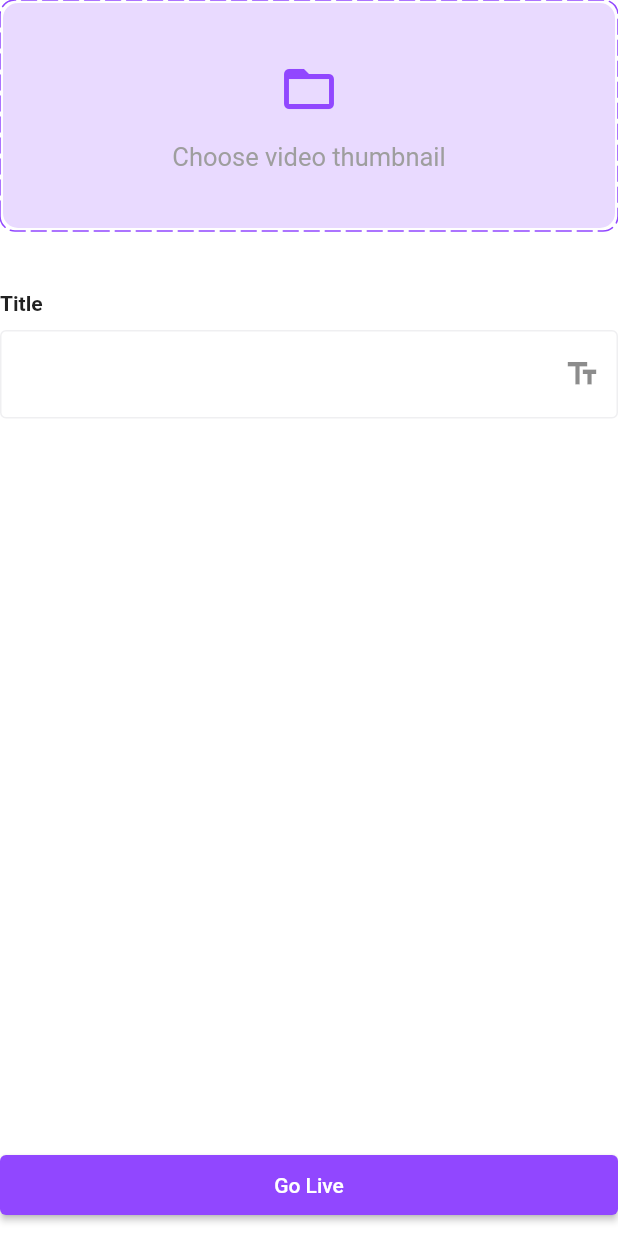
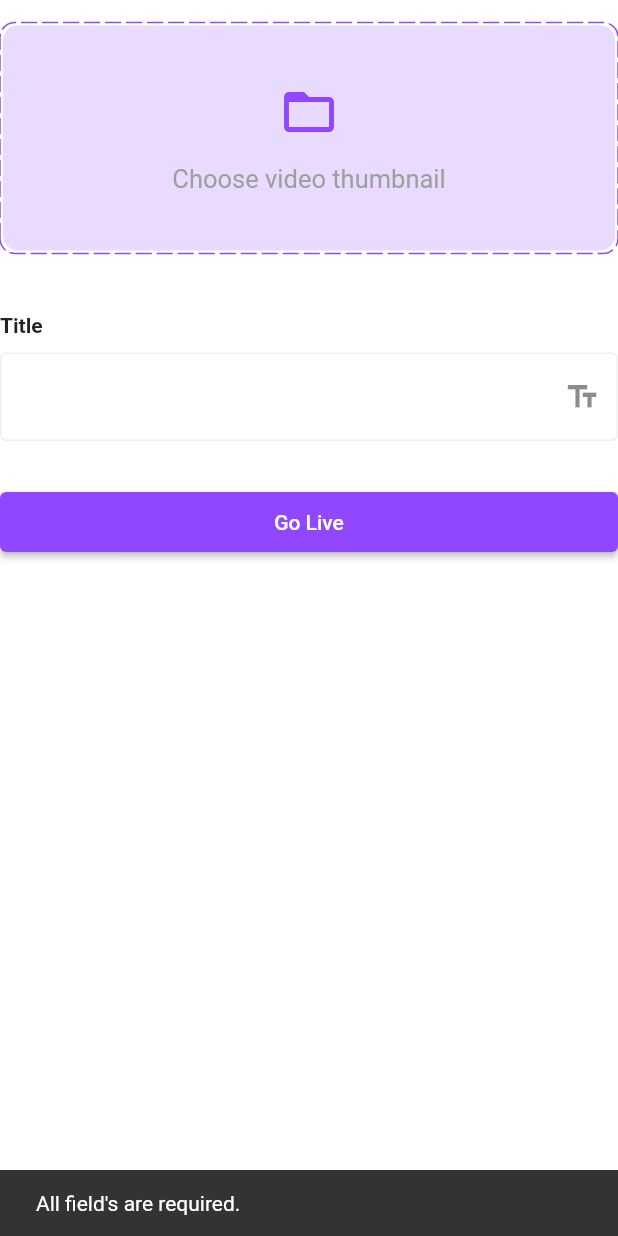
Before and after one commit to gikwegbu/tweech, a Flutter app: the GoLiveScreen widget shown alone on an empty page, opened directly, after a tap on "Go Live", on a phone screen of 412 x 824 dp. Run offline on Flutter 3.47's test engine with Material 2 defaults, Android fonts, the phone set to English and light mode, and no system bars; drawn by our look-alikes of dotted_border; our stand-ins replace cloud_firestore, file_picker, firebase_auth, firebase_core, firebase_storage; accounts and stored records are empty.

```diff
--- a/lib/main.dart
+++ b/lib/main.dart
@@ -4,6 +4,7 @@ import 'package:flutter/material.dart';
 import 'package:provider/provider.dart';
 import 'package:tweech/providers/user_provider.dart';
 import 'package:tweech/resources/auth_methods.dart';
+import 'package:tweech/screens/broadcast_screen.dart';
 import 'package:tweech/screens/home_screen.dart';
 import 'package:tweech/screens/login_screen.dart';
 import 'package:tweech/screens/onboarding_screen.dart';
@@ -53,6 +54,7 @@ class MyApp extends StatelessWidget {
         LoginScreen.routeName: (context) => const LoginScreen(),
         SignupScreen.routeName: (context) => const SignupScreen(),
         HomeScreen.routeName: (context) => const HomeScreen(),
+        BroadCastScreen.routeName: (context) => const BroadCastScreen(),
       },
       home: FutureBuilder(
         future: AuthMethods()
--- /dev/null
+++ b/lib/models/liveStream_model.dart
@@ -0,0 +1,43 @@
+class LiveStream {
+  final String title;
+  final String image;
+  final String uid;
+  final String username;
+  final createAt;
+  final int viewers;
+  final String channelId;
+  bool public = false;
+
+  LiveStream({
+    required this.title,
+    required this.image,
+    required this.uid,
+    required this.username,
+    required this.createAt,
+    required this.viewers,
+    required this.channelId,
+  });
+
+Map<String, dynamic> toMap() {
+  return {
+    'title': title,
+    'image': image,
+    'uid': uid,
+    'username': username,
+    'viewers': viewers,
+    'channelId': channelId,
+  };
+}
+
+  factory LiveStream.fromMap(Map<String, dynamic> map) {
+    return LiveStream(
+      title: map['title'] ?? '',
+      image: map['image'] ?? '',
+      uid: map['uid'] ?? '',
+      username: map['username'] ?? '',
+      createAt: map['createAt'] ?? '',
+      viewers: map['viewers']?.toInt() ?? 0,
+      channelId: map['channelId'] ?? '',
+    );
+  }
+}
--- a/lib/models/user_model.dart
+++ b/lib/models/user_model.dart
@@ -2,11 +2,13 @@ class User {
   final String uid;
   final String username;
   final String email;
+  // final List<String> followers = [];
 
   User({
     required this.uid,
     required this.username,
     required this.email,
+    // required this.followers,
   });
 
   Map<String, dynamic> toMap() {
@@ -14,6 +16,7 @@ class User {
       'uid': uid,
       'username': username,
       'email': email,
+      // 'followers': followers,
     };
   }
 
@@ -22,6 +25,7 @@ class User {
      uid: map['uid'] ?? "",
      username: map['username'] ?? "",
      email: map['email'] ?? "",
+     // followers: map['followers'] ?? "",
    );
   }
 }
--- /dev/null
+++ b/lib/resources/firestore_methods.dart
@@ -0,0 +1,58 @@
+import 'dart:typed_data';
+
+import 'package:cloud_firestore/cloud_firestore.dart';
+import 'package:flutter/cupertino.dart';
+import 'package:provider/provider.dart';
+import 'package:tweech/models/liveStream_model.dart';
+import 'package:tweech/providers/user_provider.dart';
+import 'package:tweech/resources/storage_methods.dart';
+import 'package:tweech/utils/utils.dart';
+
+class FirestoreMethods {
+  final FirebaseFirestore _firestore = FirebaseFirestore.instance;
+  final StorageMethods _storageMethods = StorageMethods();
+
+  Future<String> startLiveStream(
+      BuildContext context, String title, Uint8List? imageFile) async {
+    final _user = Provider.of<UserProvider>(context, listen: false).user;
+    String _channelId = '';
+    try {
+      if (title.isNotEmpty && imageFile != null) {
+        // Checking if current User already has a livestream going on
+
+        if ((await _firestore.collection('livestream').doc(_user.uid).get())
+            .exists) {
+          showSnackBar(context, "Oops!! you're already liveStreaming...");
+        } else {
+          String _thumbnailUrl = await _storageMethods.imageUploader(
+            'Livestream-thumbnails',
+            imageFile,
+            _user.uid,
+          );
+
+          _channelId = '${_user.uid}${_user.username}';
+
+          LiveStream liveStream = LiveStream(
+            title: title,
+            image: _thumbnailUrl,
+            uid: _user.uid,
+            username: _user.username,
+            createAt: DateTime.now(),
+            viewers: 0,
+            channelId: _channelId,
+          );
+
+          _firestore
+              .collection('livestream')
+              .doc(_channelId)
+              .set(liveStream.toMap());
+        }
+      } else {
+        showSnackBar(context, "All field's are required.");
+      }
+    } on FirebaseException catch (e) {
+      showSnackBar(context, e.message!);
+    }
+    return _channelId;
+  }
+}
--- a/lib/screens/goLive_screen.dart
+++ b/lib/screens/goLive_screen.dart
@@ -2,6 +2,8 @@ import 'dart:typed_data';
 
 import 'package:dotted_border/dotted_border.dart';
 import 'package:flutter/material.dart';
+import 'package:tweech/resources/firestore_methods.dart';
+import 'package:tweech/screens/broadcast_screen.dart';
 import 'package:tweech/utils/colors.dart';
 import 'package:tweech/utils/utils.dart';
 import 'package:tweech/widget/custom_button.dart';
@@ -17,6 +19,7 @@ class GoLiveScreen extends StatefulWidget {
 class _GoLiveScreenState extends State<GoLiveScreen> {
   late TextEditingController _titleController;
   Uint8List? _thumbnail;
+  bool _goingLive = false;
 
   @override
   initState() {
@@ -27,17 +30,34 @@ class _GoLiveScreenState extends State<GoLiveScreen> {
   @override
   Widget build(BuildContext context) {
     return SafeArea(
-      child: GestureDetector(
+      child: ListView(
+        children: [
+          const SizedBox(
+            height: 15,
+          ),
+          _thumbnail != null
+              ? GestureDetector(
                   onTap: _selectThumbnail,
-        child: _thumbnail != null
-            ? SizedBox(
-                height: 350,
-                child: Image.memory(_thumbnail!),
+                  child: Container(
+                    // height: 200,
+                    width: double.infinity,
+                    decoration: BoxDecoration(
+                      borderRadius: BorderRadius.circular(10),
+                    ),
+                    child: ClipRRect(
+                      borderRadius: const BorderRadius.all(
+                        Radius.circular(10),
+                      ),
+                      child: Image.memory(
+                        _thumbnail!,
+                        fit: BoxFit.fill,
+                      ),
+                    ),
+                  ),
                 )
-            : Column(
-                crossAxisAlignment: CrossAxisAlignment.start,
-                children: [
-                  DottedBorder(
+              : GestureDetector(
+                  onTap: _selectThumbnail,
+                  child: DottedBorder(
                     borderType: BorderType.RRect,
                     radius: const Radius.circular(10),
                     dashPattern: const [10, 4],
@@ -72,6 +92,7 @@ class _GoLiveScreenState extends State<GoLiveScreen> {
                       ),
                     ),
                   ),
+                ),
           const SizedBox(
             height: 40,
           ),
@@ -90,16 +111,24 @@ class _GoLiveScreenState extends State<GoLiveScreen> {
             icon: Icons.text_fields_outlined,
             inputType: TextInputType.text,
           ),
-                  const Spacer(),
-                  CustomButton(
+          const SizedBox(
+            height: 30,
+          ),
+          if (_goingLive)
+            const Center(
+              child: CircularProgressIndicator.adaptive(),
+            ),
+          Visibility(
+            visible: !_goingLive,
+            child: CustomButton(
               text: 'Go Live',
-                    press: () {},
+              press: _startStreaming,
+            ),
           ),
           const SizedBox(
             height: 10,
           ),
         ],
-              ),
       ),
     );
   }
@@ -112,6 +141,19 @@ class _GoLiveScreenState extends State<GoLiveScreen> {
     }
   }
 
+  void _startStreaming() async {
+    toggleKeypad(context);
+    _goingLive = true;
+    setState(() {});
+    String _channelId = await FirestoreMethods().startLiveStream(context, _titleController.text, _thumbnail);
+    _goingLive =  false;
+    setState(() {});
+    if(_channelId.isNotEmpty) {
+      showSnackBar(context, "Nice, livestream has started ");
+      navigateTo(context, BroadCastScreen.routeName);
+    }
+  }
+
   @override
   void dispose() {
     _titleController.dispose();
--- a/lib/screens/login_screen.dart
+++ b/lib/screens/login_screen.dart
@@ -99,7 +99,7 @@ class _LoginScreenState extends State<LoginScreen> {
                   const Center(
                     child: CircularProgressIndicator.adaptive(),
                   ),
-                Visibility(
+                  Visibility(
                   visible: !_signingin,
                   child: CustomButton(
                     text: 'Login',
@@ -115,6 +115,7 @@ class _LoginScreenState extends State<LoginScreen> {
   }
 
   void _login() async {
+    toggleKeypad(context);
     if (_formKey.currentState!.validate()) {
       _formKey.currentState!.save();
       setState(() {
--- a/lib/screens/signup_screen.dart
+++ b/lib/screens/signup_screen.dart
@@ -202,6 +202,7 @@ class _SignupScreenState extends State<SignupScreen> {
   }
 
   void userSignup() async {
+    toggleKeypad(context);
     if (_formKey.currentState!.validate()) {
       _formKey.currentState!.save();
       setState(() {
--- a/lib/utils/utils.dart
+++ b/lib/utils/utils.dart
@@ -34,4 +34,12 @@ Future<Uint8List?> imagePicker() async {
     //Use path here, as it's on a mobile device.
     return await File(pickedImage.files.single.path!).readAsBytes();
   }
+  return null;
 }
+
+toggleKeypad(BuildContext context) {
+  FocusScopeNode currentFocus = FocusScope.of(context);
+  if (!currentFocus.hasPrimaryFocus) {
+    currentFocus.unfocus();
+  }
+}
--- a/pubspec.yaml
+++ b/pubspec.yaml
@@ -20,6 +20,8 @@ dependencies:
   provider: ^6.0.4
   dotted_border: ^2.0.0+2
   file_picker: ^4.5.1
+  agora_rtc_engine: ^6.0.0
+  permission_handler: ^9.2.0
 
 dev_dependencies:
   flutter_test:
```
Also changed, not shown: lib/resources/storage_methods.dart (added, +23 -0 lines), lib/screens/broadcast_screen.dart (added, +16 -0 lines), pubspec.lock, 6 other files. Lines whose indentation alone changed are shown as unchanged.
